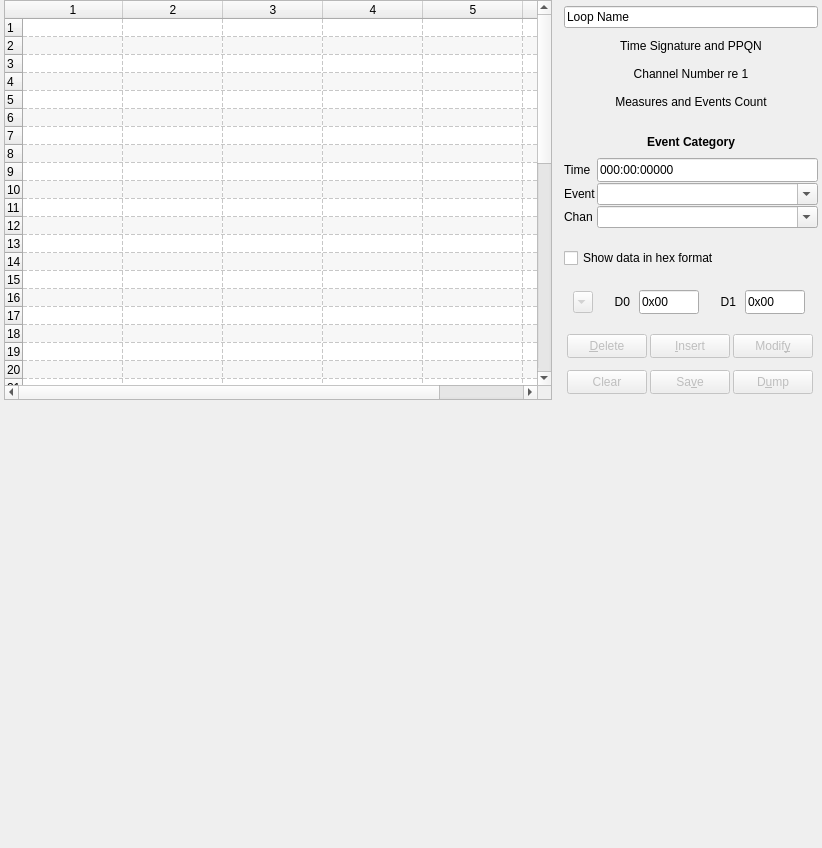
Old version of the form seq_qt5/forms/qseqeventframe.ui in the repository ahlstromcj/seq66.
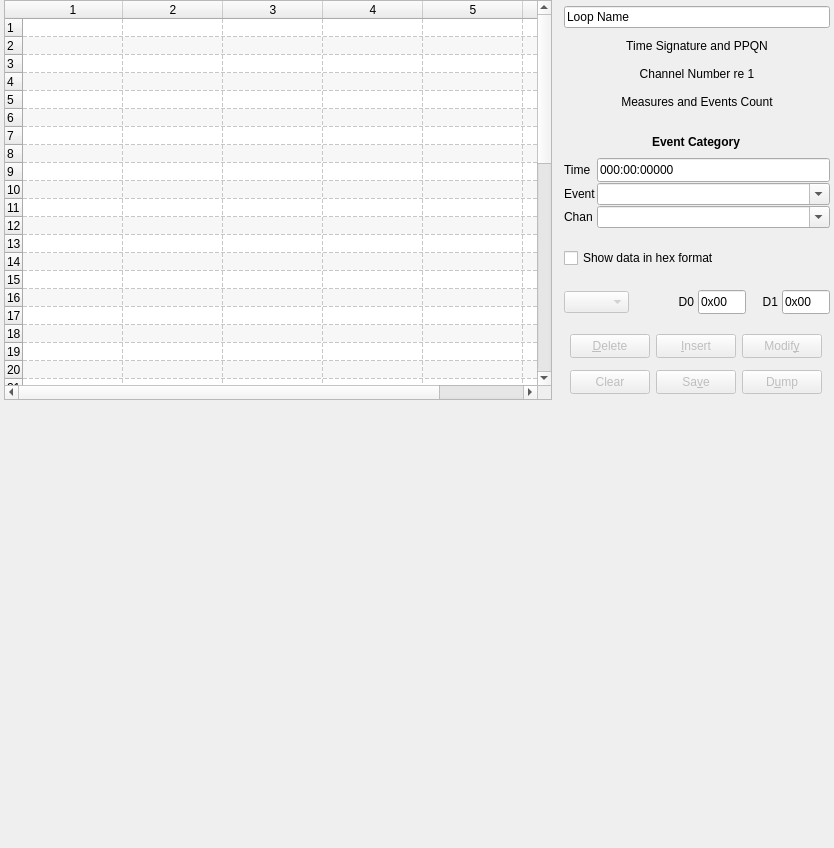
New version of the form.

```diff
--- a/seq_qt5/forms/qseqeventframe.ui
+++ b/seq_qt5/forms/qseqeventframe.ui
@@ -6,7 +6,7 @@
    <rect>
     <x>0</x>
     <y>0</y>
-    <width>822</width>
+    <width>834</width>
     <height>848</height>
    </rect>
   </property>
@@ -550,7 +550,7 @@
    <item row="3" column="1">
     <layout class="QHBoxLayout" name="horizontalLayout">
      <property name="spacing">
-      <number>0</number>
+      <number>4</number>
      </property>
      <property name="sizeConstraint">
       <enum>QLayout::SetDefaultConstraint</enum>
@@ -566,14 +566,33 @@
          <verstretch>0</verstretch>
         </sizepolicy>
        </property>
+       <property name="minimumSize">
+        <size>
+         <width>48</width>
+         <height>0</height>
+        </size>
+       </property>
        <property name="maximumSize">
         <size>
-         <width>20</width>
+         <width>80</width>
          <height>16777215</height>
         </size>
        </property>
       </widget>
      </item>
+     <item>
+      <spacer name="horizontalSpacer">
+       <property name="orientation">
+        <enum>Qt::Horizontal</enum>
+       </property>
+       <property name="sizeHint" stdset="0">
+        <size>
+         <width>40</width>
+         <height>20</height>
+        </size>
+       </property>
+      </spacer>
+     </item>
      <item>
       <widget class="QLabel" name="d0_label">
        <property name="minimumSize">
@@ -600,13 +619,13 @@
       <widget class="QLineEdit" name="entry_ev_data_0">
        <property name="minimumSize">
         <size>
-         <width>60</width>
+         <width>48</width>
          <height>24</height>
         </size>
        </property>
        <property name="maximumSize">
         <size>
-         <width>6</width>
+         <width>48</width>
          <height>24</height>
         </size>
        </property>
@@ -644,13 +663,13 @@
       <widget class="QLineEdit" name="entry_ev_data_1">
        <property name="minimumSize">
         <size>
-         <width>60</width>
+         <width>48</width>
          <height>24</height>
         </size>
        </property>
        <property name="maximumSize">
         <size>
-         <width>60</width>
+         <width>48</width>
          <height>24</height>
         </size>
        </property>
```
Left out of the diff: 6 changed lines with no effect on the pictures.
